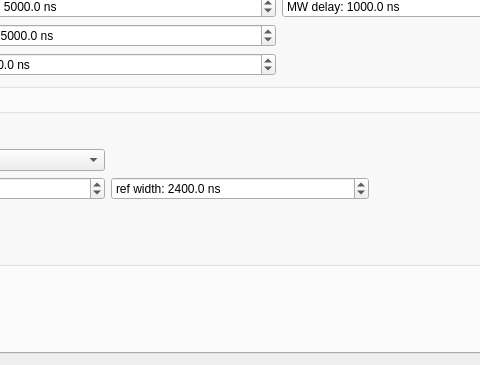
Above: mahos/gui/ui/podmr.ui from ToyotaCRDL/mahos before the change; both pictures show x 804 to 1284 and y 390 to 755 of the 1464 by 755 pixel window. Below: the same form after it.
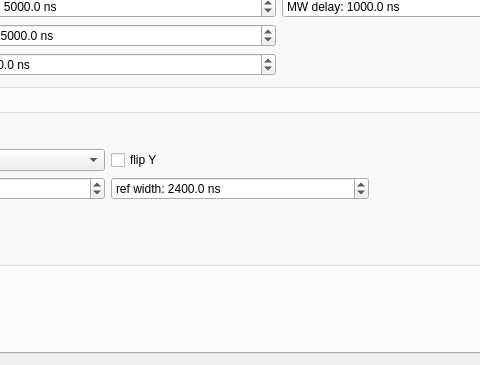
That is the form after the change.

Commit message:
podmr/spodmr: add new plot param flipY
- if flipY == True, pattern0 data and pattern1 data
  are flipped in get_ydata().
- this makes better plot in some cases with color centers
  other than diamond NVC.

```diff
--- a/mahos/gui/ui/podmr.ui
+++ b/mahos/gui/ui/podmr.ui
@@ -1436,6 +1436,13 @@
               </property>
              </spacer>
             </item>
+            <item row="1" column="4">
+             <widget class="QCheckBox" name="flipYBox">
+              <property name="text">
+               <string>flip Y</string>
+              </property>
+             </widget>
+            </item>
            </layout>
           </widget>
          </item>
```
Left out of the diff: 7 changed lines with no effect on the pictures. The commit also changes 9 other files.
